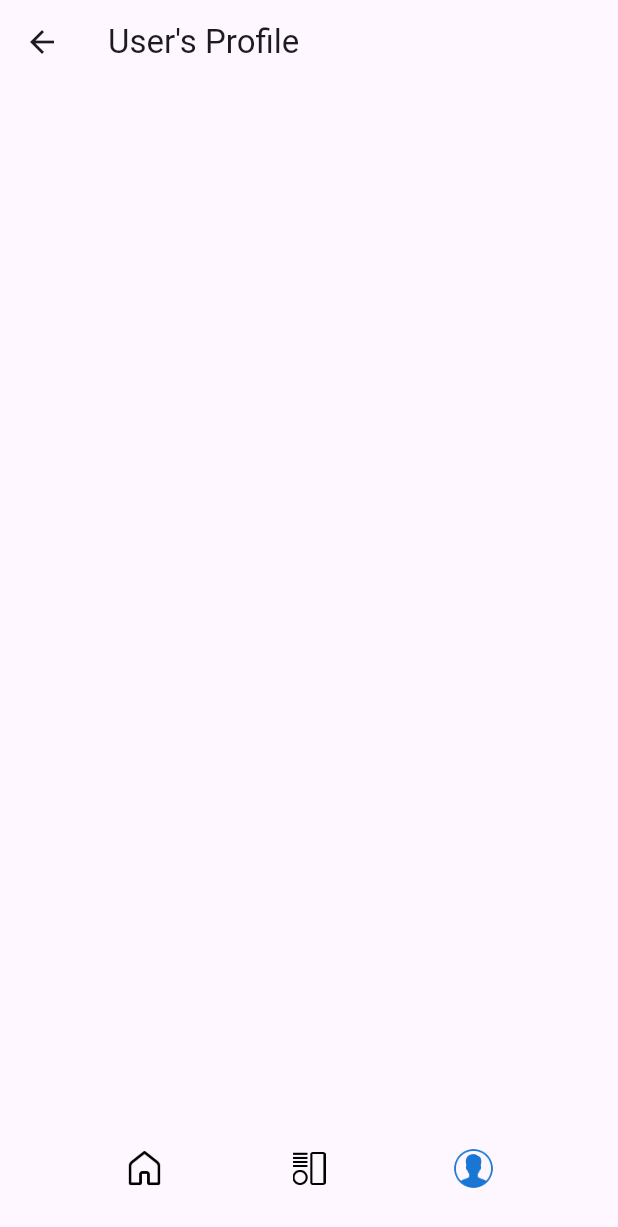
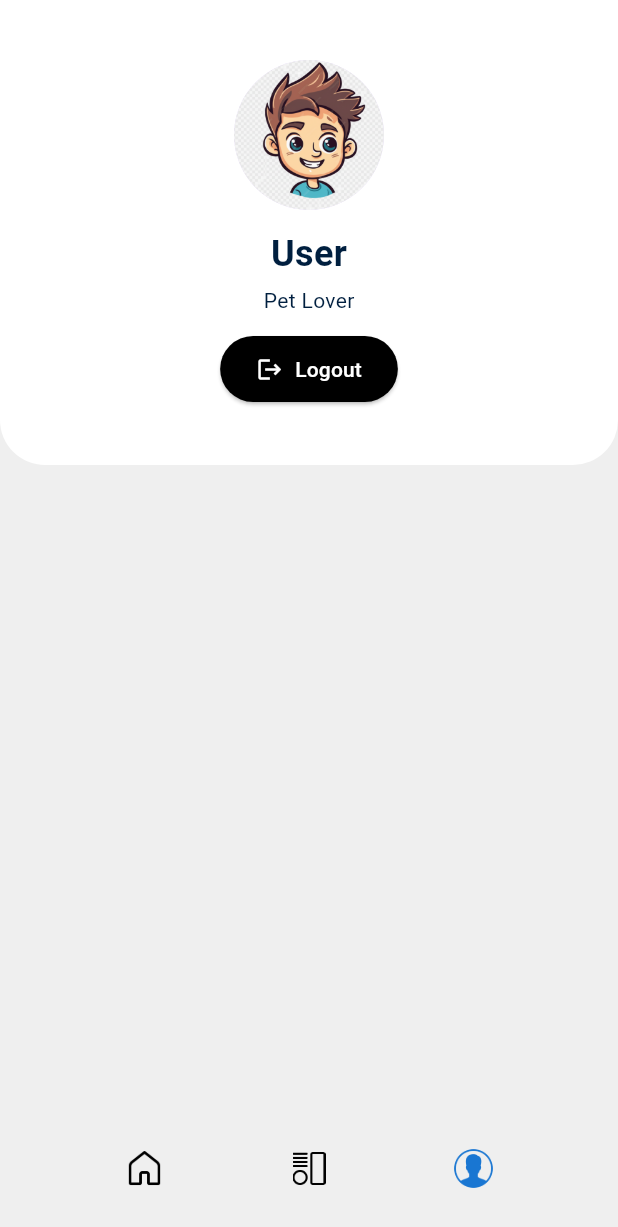
Before and after one commit to DHARAKA-METH/kazu, a Flutter app: the HomePage screen opened directly, item 3 of the bottom bar chosen, on a phone screen of 412 x 824 dp. Shown: the top 1227 px of the screen. Run offline on Flutter 3.47's test engine with Material 3 defaults, Android fonts, the light colour scheme and no system bars; our stand-ins replace cloud_firestore, firebase_auth, firebase_core, firebase_database, geolocator, google_fonts and 2 more; missing offline and left inert: firebase_ui_auth, mqtt_client; accounts and stored records are empty.

Commit message:
implemet profile page

```diff
--- a/lib/views/profile_page.dart
+++ b/lib/views/profile_page.dart
@@ -1,9 +1,10 @@
 import 'package:flutter/material.dart';
 import 'package:kazu/views/components/app_footer.dart';
 import 'package:kazu/views/home_page.dart';
+import 'package:firebase_auth/firebase_auth.dart';
 
 class ProfilePage extends StatefulWidget {
-  late List<Map<String, dynamic>> pets;
+  final List<Map<String, dynamic>> pets;
   final String username;
 
   ProfilePage({super.key, required this.pets, required this.username});
@@ -21,16 +22,7 @@ class _ProfilePageState extends State<ProfilePage> {
       _selectedIndex = index;
     });
 
-    if (index == 1) {
-      return;
-    }
-    if (index == 2) {
-      Navigator.pushReplacement(
-        context,
-        MaterialPageRoute(builder: (_) => const HomePage()),
-      );
-    }
-    if (index == 0) {
+    if (index == 0 || index == 2) {
       Navigator.pushReplacement(
         context,
         MaterialPageRoute(builder: (_) => const HomePage()),
@@ -38,21 +30,108 @@ class _ProfilePageState extends State<ProfilePage> {
     }
   }
 
+  void _logout() async {
+    await FirebaseAuth.instance.signOut();
+    Navigator.pushReplacement(
+      context,
+      MaterialPageRoute(builder: (_) => const HomePage()),
+    );
+  }
+
   @override
   Widget build(BuildContext context) {
     return Scaffold(
-      appBar: AppBar(title: Text('${widget.username}\'s Profile')),
-      body: ListView.builder(
+      backgroundColor: const Color(0xFFEFEFEF), // Light gray background
+      body: Column(
+        children: [
+          // --- Profile Header ---
+          Container(
+            width: double.infinity,
+            padding: const EdgeInsets.symmetric(vertical: 40, horizontal: 20),
+            decoration: const BoxDecoration(
+              color: Color.fromARGB(255, 255, 255, 255), // Darker blue for header
+              borderRadius: BorderRadius.only(
+                bottomLeft: Radius.circular(30),
+                bottomRight: Radius.circular(30),
+              ),
+            ),
+            child: Column(
+              children: [
+                CircleAvatar(
+                  radius: 50,
+                  backgroundImage: AssetImage('assets/images/avators.png'),
+                ),
+                const SizedBox(height: 12),
+                Text(
+                  widget.username,
+                  style: const TextStyle(
+                    color: Color(0xFF001F3F),
+                    fontSize: 24,
+                    fontWeight: FontWeight.bold,
+                  ),
+                ),
+                const SizedBox(height: 4),
+                const Text(
+                  'Pet Lover',
+                  style: TextStyle(
+                    color: Color(0xFF001F3F),
+                    fontSize: 14,
+                  ),
+                ),
+                const SizedBox(height: 12),
+                ElevatedButton.icon(
+                  onPressed: _logout,
+                  icon: const Icon(Icons.logout),
+                  label: const Text('Logout'),
+                  style: ElevatedButton.styleFrom(
+                    backgroundColor: Colors.black,
+                    foregroundColor: Colors.white,
+                    shape: RoundedRectangleBorder(
+                      borderRadius: BorderRadius.circular(25),
+                    ),
+                    padding: const EdgeInsets.symmetric(
+                        horizontal: 24, vertical: 12),
+                  ),
+                ),
+              ],
+            ),
+          ),
+
+          const SizedBox(height: 20),
+
+          // --- Pets List ---
+          Expanded(
+            child: ListView.builder(
+              padding: const EdgeInsets.symmetric(horizontal: 16),
               itemCount: widget.pets.length,
               itemBuilder: (context, index) {
                 final pet = widget.pets[index];
-          return ListTile(
-            leading: Icon(Icons.pets),
-            title: Text(pet['name'] ?? 'Unknown Pet'),
+                return Card(
+                  elevation: 2,
+                  margin: const EdgeInsets.symmetric(vertical: 8),
+                  shape: RoundedRectangleBorder(
+                    borderRadius: BorderRadius.circular(12),
+                  ),
+                  child: ListTile(
+                    leading: const Icon(Icons.pets,
+                        color: Color(0xFF0D3B66), size: 32),
+                    title: Text(
+                      pet['name'] ?? 'Unknown Pet',
+                      style: const TextStyle(
+                        fontWeight: FontWeight.bold,
+                        fontSize: 16,
+                      ),
+                    ),
                     subtitle: Text('Device ID: ${pet['deviceId'] ?? 'N/A'}'),
+                  ),
                 );
               },
             ),
+          ),
+        ],
+      ),
+
+      // --- Bottom Navigation ---
       bottomNavigationBar: Padding(
         padding: const EdgeInsets.only(bottom: 15),
         child: AppFooter(
```
Also changed, not shown: lib/views/home_page.dart (+25 -4 lines). Lines whose indentation alone changed are shown as unchanged.
